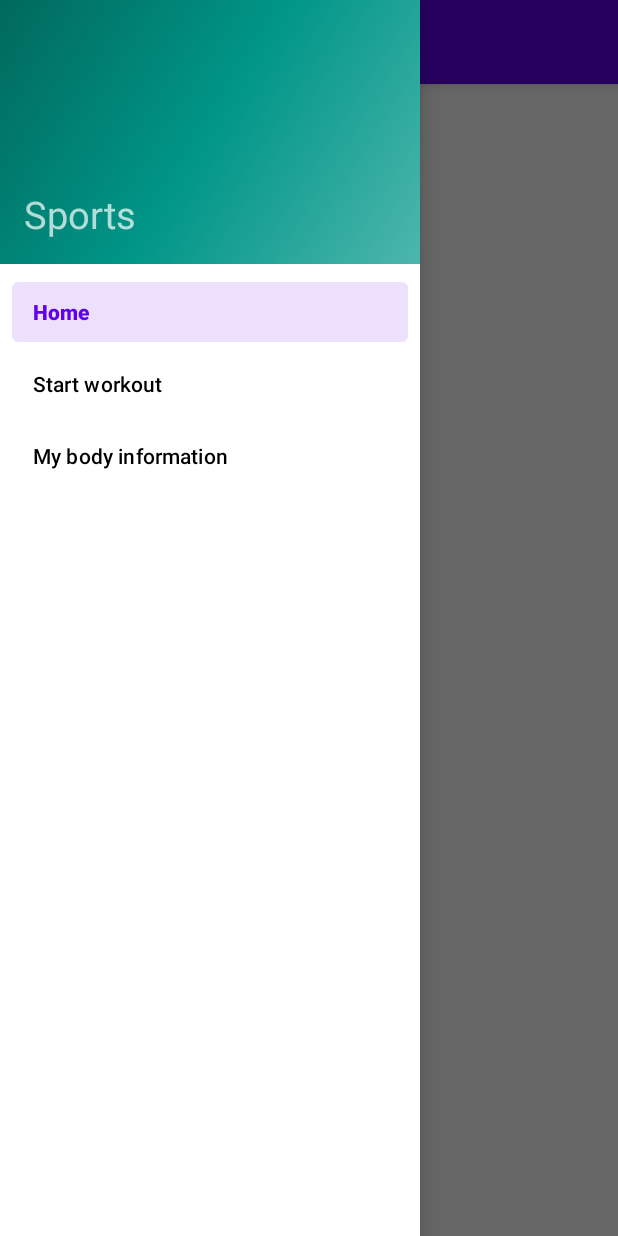
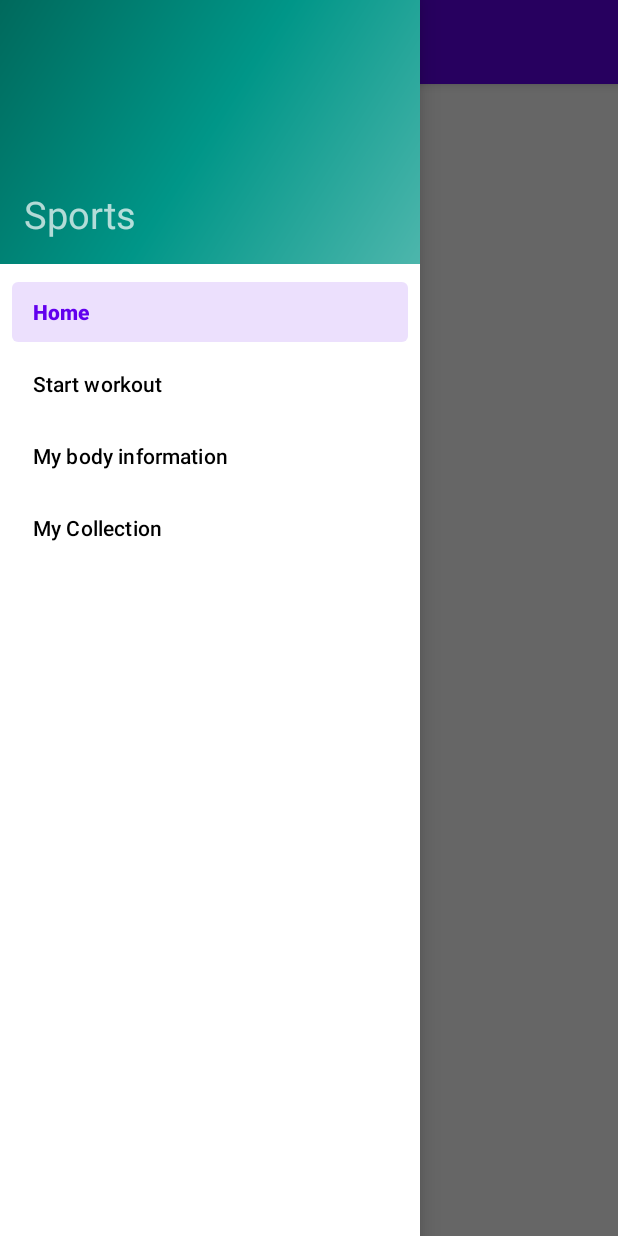
Before and after one commit to kblerandomstuff/WorkOuTree, an Android app: the screen it shows after launch (MainActivity), with the side drawer open, on a phone screen of 412 x 824 dp. Run offline under Robolectric (Android 15) with nearby library versions, the light colour scheme and no system bars; our stand-ins replace navigation-ui.

Commit message:
Added my collection

```diff
--- a/app/src/main/java/ovh/krs/madgp/MainActivity.java
+++ b/app/src/main/java/ovh/krs/madgp/MainActivity.java
@@ -30,7 +30,7 @@ public class MainActivity extends AppCompatActivity {
         // Passing each menu ID as a set of Ids because each
         // menu should be considered as top level destinations.
         mAppBarConfiguration = new AppBarConfiguration.Builder(
-                R.id.nav_home, R.id.nav_startwo, R.id.nav_myinfo)
+                R.id.nav_home, R.id.nav_startwo, R.id.nav_myinfo,R.id.nav_mycol)
                 .setDrawerLayout(drawer)
                 .build();
         NavController navController = Navigation.findNavController(this, R.id.nav_host_fragment);
--- a/app/src/main/res/menu/activity_main_drawer.xml
+++ b/app/src/main/res/menu/activity_main_drawer.xml
@@ -13,5 +13,8 @@
         <item
             android:id="@+id/nav_myinfo"
             android:title="@string/nav_myinfo" />
+        <item
+            android:id="@+id/nav_mycol"
+            android:title="@string/nav_col" />
     </group>
 </menu>
--- a/app/src/main/res/navigation/mobile_navigation.xml
+++ b/app/src/main/res/navigation/mobile_navigation.xml
@@ -23,5 +23,11 @@
         android:label="@string/nav_myinfo"
         tools:layout="@layout/fragment_myinfo" />
 
+    <fragment
+        android:id="@+id/nav_mycol"
+        android:name="ovh.krs.madgp.ui.myinfo.myinfoFragment"
+        android:label="@string/nav_col"
+        tools:layout="@layout/fragment_mycol" />
+
 
 </navigation>
--- a/app/src/main/res/values/strings.xml
+++ b/app/src/main/res/values/strings.xml
@@ -11,6 +11,7 @@
     <string name="nav_startwo">Start workout</string>
     <string name="nav_myinfo">My body information</string>
     <string name="nav_about">About app</string>
+    <string name="nav_col">My Collection</string>
     <!-- TODO: Remove or change this placeholder text -->
     <string name="hello_blank_fragment">Hello blank fragment</string>
     <string name="hi2">hi2</string>
```
Also changed, not shown: app/src/main/java/ovh/krs/madgp/ui/mycollection/mycolFragment.java (added, +25 -0 lines), app/src/main/java/ovh/krs/madgp/ui/mycollection/mycolViewModel.java (added, +19 -0 lines), app/src/main/res/layout/fragment_mycol.xml (added, +27 -0 lines).
